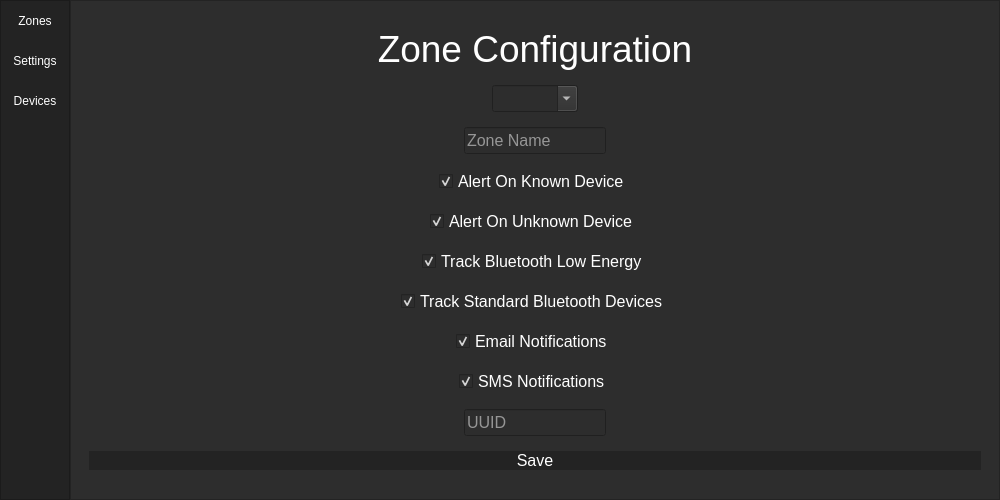
Old version of the form blue_menu.ui in the repository btsimon97/ble-surveillance.
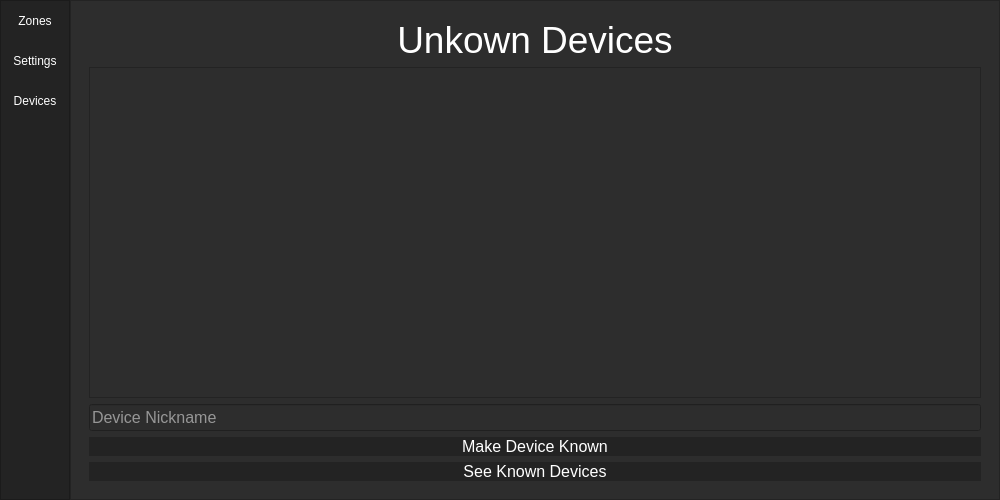
New version of the form. The open tabs and pages were chosen to show the change. Icons and pictures are not drawn.

Commit message: Added unknown devices page, can change unknown to known

What changed in the file:
```diff
--- a/blue_menu.ui
+++ b/blue_menu.ui
@@ -729,6 +729,121 @@
                 </property>
                </widget>
               </item>
+              <item>
+               <widget class="QPushButton" name="pushButton_2">
+                <property name="font">
+                 <font>
+                  <pointsize>12</pointsize>
+                 </font>
+                </property>
+                <property name="styleSheet">
+                 <string notr="true">QPushButton {
+	color: rgb(255, 255, 255);
+	background-color: rgb(35, 35, 35);
+	border: 0px solid;
+}
+QPushButton:hover {
+	background-color: rgb(85, 170, 255);
+}</string>
+                </property>
+                <property name="text">
+                 <string>See Unknown Devices</string>
+                </property>
+               </widget>
+              </item>
+             </layout>
+            </widget>
+            <widget class="QWidget" name="page_4">
+             <layout class="QVBoxLayout" name="verticalLayout_2">
+              <item>
+               <widget class="QLabel" name="label_4">
+                <property name="font">
+                 <font>
+                  <pointsize>28</pointsize>
+                 </font>
+                </property>
+                <property name="styleSheet">
+                 <string notr="true">color: #FFF;</string>
+                </property>
+                <property name="text">
+                 <string>Unkown Devices</string>
+                </property>
+                <property name="alignment">
+                 <set>Qt::AlignHCenter|Qt::AlignTop</set>
+                </property>
+               </widget>
+              </item>
+              <item>
+               <widget class="QListWidget" name="listWidget_3">
+                <property name="font">
+                 <font>
+                  <pointsize>12</pointsize>
+                 </font>
+                </property>
+                <property name="styleSheet">
+                 <string notr="true">color: #FFF;</string>
+                </property>
+               </widget>
+              </item>
+              <item>
+               <widget class="QLineEdit" name="lineEdit_5">
+                <property name="font">
+                 <font>
+                  <pointsize>12</pointsize>
+                 </font>
+                </property>
+                <property name="styleSheet">
+                 <string notr="true">color: #FFF;</string>
+                </property>
+                <property name="placeholderText">
+                 <string>Device Nickname</string>
+                </property>
+               </widget>
+              </item>
+              <item>
+               <widget class="QPushButton" name="pushButton_3">
+                <property name="font">
+                 <font>
+                  <pointsize>12</pointsize>
+                 </font>
+                </property>
+                <property name="styleSheet">
+                 <string notr="true">QPushButton {
+	color: rgb(255, 255, 255);
+	background-color: rgb(35, 35, 35);
+	border: 0px solid;
+}
+QPushButton:hover {
+	background-color: rgb(85, 170, 255);
+}</string>
+                </property>
+                <property name="text">
+                 <string>Make Device Known</string>
+                </property>
+               </widget>
+              </item>
+              <item>
+               <widget class="QPushButton" name="pushButton_4">
+                <property name="font">
+                 <font>
+                  <pointsize>12</pointsize>
+                 </font>
+                </property>
+                <property name="styleSheet">
+                 <string notr="true">QPushButton {
+	color: rgb(255, 255, 255);
+	background-color: rgb(35, 35, 35);
+	border: 0px solid;
+}
+QPushButton:hover {
+	background-color: rgb(85, 170, 255);
+}</string>
+                </property>
+                <property name="text">
+                 <string>See Known Devices</string>
+                </property>
+               </widget>
+              </item>
              </layout>
             </widget>
            </widget>
```
The commit also changes 3 other files.
